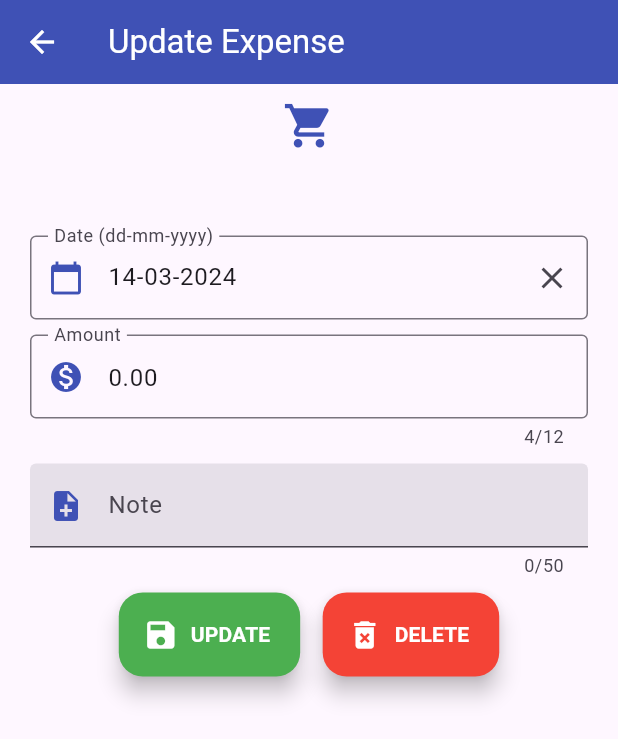
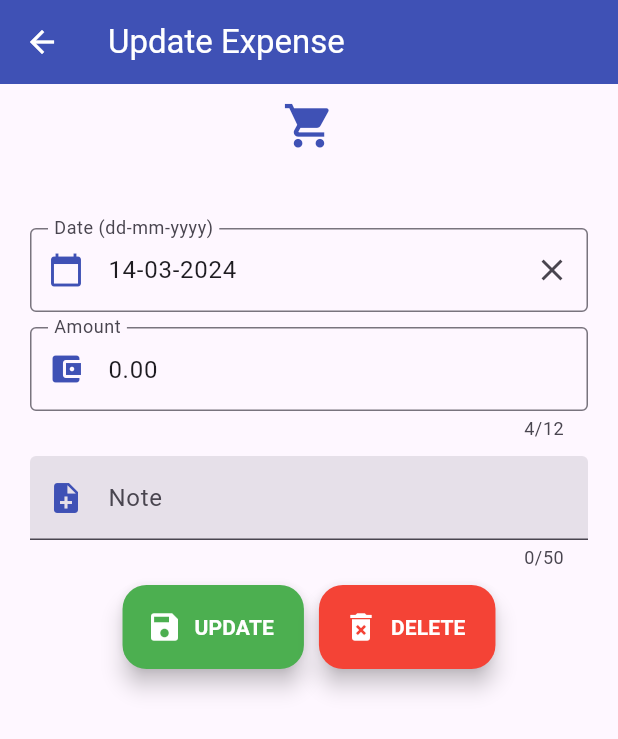
Before and after one commit to vishvanathaa/iSpent_3.0.10, a Flutter app: the DeleteExpenseScreen screen opened directly with empty values, on a phone screen of 412 x 824 dp. Shown: the top 739 px of the screen. Run offline on Flutter 3.47's test engine with Material 3 defaults, Android fonts, the light colour scheme and no system bars; drawn by our look-alikes of datetime_picker_formfield; our stand-ins replace charts_flutter, jiffy, pie_chart, shared_preferences, sqflite, toggle_switch; accounts and stored records are empty.

Commit message:
Fixed bug in income edit screen,added new contributor, icon color change.

```diff
--- a/lib/addExpense.dart
+++ b/lib/addExpense.dart
@@ -116,7 +116,7 @@ class _AddExpenseState extends State<AddExpenseScreen> {
                             // hintText: 'Tell us about yourself',
                             //helperText: 'Keep it short, this is just a demo.',
                             prefixIcon: const Icon(
-                              Icons.monetization_on,
+                              Icons.account_balance_wallet_outlined,
                               color: Colors.indigo,
                             ),
                           ),
--- a/lib/appSettings.dart
+++ b/lib/appSettings.dart
@@ -85,10 +85,9 @@ class _AppSettingsState extends State<AppSettings> {
                                 controller: amountController,
                                 decoration: new InputDecoration(
                                   labelText: "Budget",
-
                                   hintText: 'Your budget',
                                   prefixIcon: const Icon(
-                                    Icons.monetization_on,
+                                    Icons.account_balance_wallet_outlined,
                                     color: Colors.indigo,
                                   ),
                                   /* border: new OutlineInputBorder(
--- a/lib/category_expense.dart
+++ b/lib/category_expense.dart
@@ -83,7 +83,7 @@ class _CategoryExpenseState extends State<CategoryExpense>
                                                   getIconName(
                                                       _filteredExpenses[index]
                                                           .icon),
-                                                  color: Colors.indigo,
+                                                  color: widget.type==0?Colors.red:Colors.green,
                                                 )),
                                                 Expanded(
                                                     flex: 2,
@@ -167,7 +167,7 @@ class _CategoryExpenseState extends State<CategoryExpense>
                                                                         .id,
                                                                     _filteredExpenses[
                                                                             index]
-                                                                        .amount,0), key: GlobalKey(),)),
+                                                                        .amount,widget.type), key: GlobalKey(),)),
                                                       );
                                                     },
                                                   ),
--- a/lib/database/database_helper.dart
+++ b/lib/database/database_helper.dart
@@ -83,12 +83,12 @@ class DatabaseHelper {
           month.toString() +
           " AND  CAST(strftime('%Y', strftime('%s',date(entrydate)), 'unixepoch') AS INTEGER)  = " +
           year.toString() +
-          " AND categorytype = "+type.toString()+"";
+          " AND categorytype = "+type.toString()+" ORDER BY entrydate DESC";
     } else {
       query =
           "SELECT * FROM Expenditure WHERE CAST(strftime('%Y', strftime('%s',date(entrydate)), 'unixepoch') AS INTEGER)  = " +
               year.toString() +
-              " AND categorytype = "+type.toString()+"";
+              " AND categorytype = "+type.toString()+" ORDER BY entrydate DESC";
     }
     List<Map> list = await dbClient.rawQuery(query);
     List<Expenditure> expenses = [];
--- a/lib/expenditure_list.dart
+++ b/lib/expenditure_list.dart
@@ -35,12 +35,12 @@ class ExpenditureList extends StatelessWidget {
                 child: Row(
                   crossAxisAlignment: CrossAxisAlignment.center,
                   children: [
-                    new Padding(
+                     new Padding(
                         padding: EdgeInsets.only(left: 2.0, right: 0.0),
                         child:  IconButton(
                                 icon: new Icon(
                                   getIconName(expenseList[index].icon),
-                                  color: Colors.greenAccent,
+                                  color: type==0?Colors.pinkAccent:Colors.greenAccent,
                                 ),
                                 onPressed: () {
                                   Navigator.push(
--- a/lib/expense_delete.dart
+++ b/lib/expense_delete.dart
@@ -78,7 +78,7 @@ class _DeleteExpenseState extends State<DeleteExpenseScreen> {
                 ),
                 Container(
                     padding:
-                        const EdgeInsets.only(left: 20, right: 20, top: 15),
+                        const EdgeInsets.only(left: 20, right: 20, top: 10),
                     child: Column(children: <Widget>[
                       //Text('Basic date field (${format.pattern})'),
                       DateTimeField(
@@ -124,7 +124,7 @@ class _DeleteExpenseState extends State<DeleteExpenseScreen> {
                                   borderSide:
                                       new BorderSide(color: Colors.teal)),
                               prefixIcon: const Icon(
-                                Icons.monetization_on,
+                                Icons.account_balance_wallet,
                                 color: Colors.indigo,
                               ),
                             ),
@@ -185,7 +185,7 @@ class _DeleteExpenseState extends State<DeleteExpenseScreen> {
                                     const Icon(Icons.save, color: Colors.white),
                                 //`Icon` to display
                                 label: Text(
-                                  'UPDATE',
+                                  "UPDATE",
                                   style: TextStyle(
                                       color: Colors.white,
                                       fontWeight: FontWeight.bold),
@@ -204,6 +204,7 @@ class _DeleteExpenseState extends State<DeleteExpenseScreen> {
                                     expenseObj.setExpenditureId(widget.args.id);
                                     updateRecord(widget.args.type);
                                    /*Navigator.pop(context, () {
+
                                       setState(() {});
                                     });*/
                                     Navigator.pushNamed(context, 'first');
@@ -216,7 +217,7 @@ class _DeleteExpenseState extends State<DeleteExpenseScreen> {
                                 },
                               ),
                               Padding(
-                                  padding: EdgeInsets.only(left: 15),
+                                  padding: EdgeInsets.only(left: 10),
                                   child: FloatingActionButton.extended(
                                     backgroundColor: Colors.red,
                                     icon: const Icon(Icons.delete_forever,
@@ -236,7 +237,7 @@ class _DeleteExpenseState extends State<DeleteExpenseScreen> {
                                           widget.args.title,
                                           widget.args.entryDate,
                                           widget.args.iconName,
-                                          widget.args.note,0);
+                                          widget.args.note,widget.args.type);
                                       expenseObj
                                           .setExpenditureId(widget.args.id);
                                       delete(expenseObj);
@@ -259,7 +260,7 @@ class _DeleteExpenseState extends State<DeleteExpenseScreen> {
 
   Future updateRecord(int swapIndex) async {
     var db = new DatabaseHelper();
-    //.log(widget.args.title);
+
     var expense = new Expenditure(
         double.parse(amountController.text.isEmpty ? "0" : amountController.text),
         widget.args.title,
--- a/lib/main.dart
+++ b/lib/main.dart
@@ -105,7 +105,7 @@ class _HomePageState extends State<ISpentHome> implements HomeContract {
               _tile('Naveena Bhandari', 'Shimoga', Icons.person),
               _tile('Ravindar Ganji', 'Greater Hyderabad Telengana', Icons.person),
               _tile('Dr. Jagadeesh Krishna', 'Mysore', Icons.person),
-              _tile('Binoy P J', 'Kerala', Icons.person),
+              _tile('Madhuri Pai', 'Mangalore', Icons.person),
               _tile('Naveen Desouza', 'Bramhavar, Udupi', Icons.person),
 
               Padding(
```
Also changed, not shown: lib/transaction_list.dart (+4 -8 lines).
